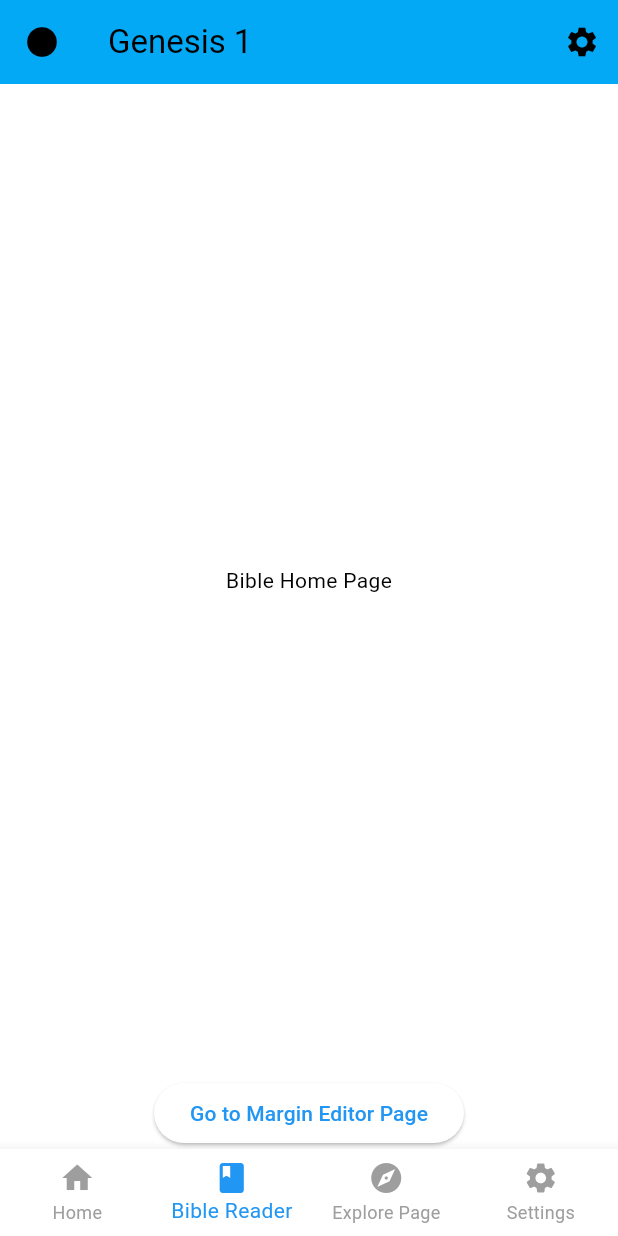
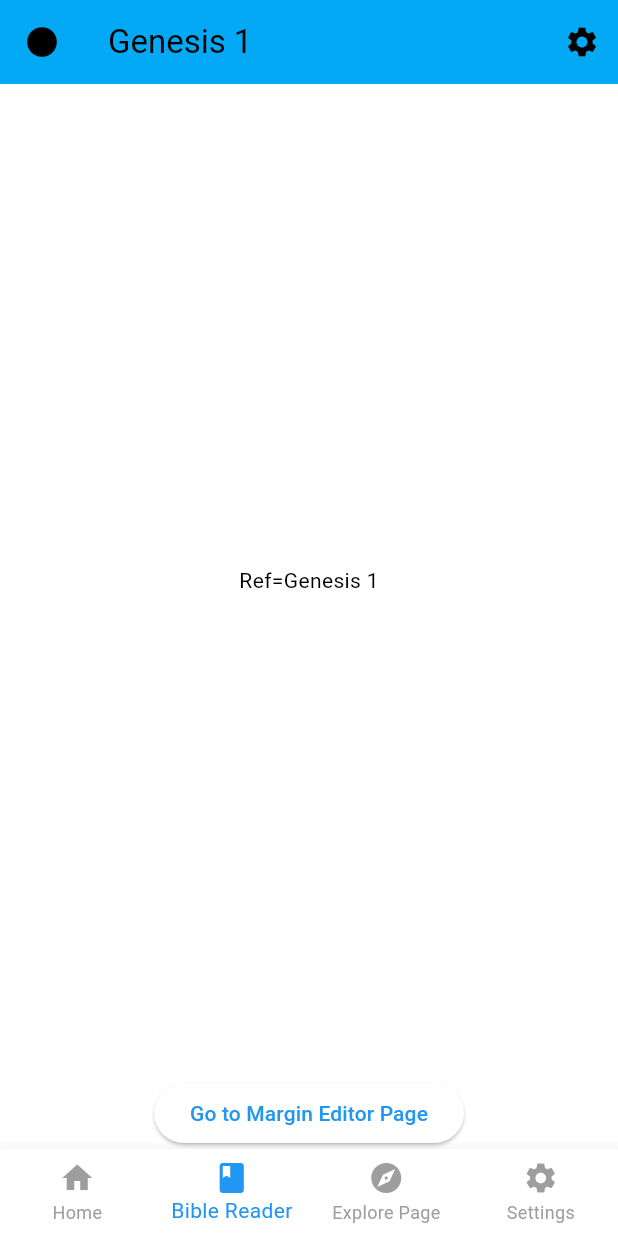
Before and after one commit to BereanBible/BereanBibleFlutter, a Flutter app: the screen it shows after launch, swiped to page 2, on a phone screen of 412 x 824 dp. Run offline on Flutter 3.47's test engine with Material 3 defaults, Android fonts, the phone set to English and light mode, and no system bars; our stand-ins replace responsive_builder.

Commit message:
Accessing readerReference in BibleReaderContent widget

```diff
--- a/berean_bible_app/lib/widgets/bibleReaderWidgets/BibleReaderContent.dart
+++ b/berean_bible_app/lib/widgets/bibleReaderWidgets/BibleReaderContent.dart
@@ -1,6 +1,7 @@
 import 'package:flutter/material.dart';
+import 'package:provider/provider.dart';
 import 'package:berean_bible_app/BibleReference.dart';
-import 'package:berean_bible_app/BibleReference.dart';
+import 'package:berean_bible_app/main.dart';
 
 class BibleReaderContent extends StatefulWidget {
   @override
@@ -8,13 +9,14 @@ class BibleReaderContent extends StatefulWidget {
 }
 
 class _BibleReaderContentState extends State<BibleReaderContent> {
-  BibleReference reference = BibleReference(1, 1);
+  late BibleReference reference;
 
   @override
   Widget build(BuildContext context) {
+    reference = Provider.of<MyAppState>(context, listen: false).getReaderRef();
     return Scaffold(
       body: Center(
-        child: Text('Bible Home Page'),
+        child: Text("Ref=" + reference.book() + " " + reference.chapter.toString()),
       ),
     );
   }
```
